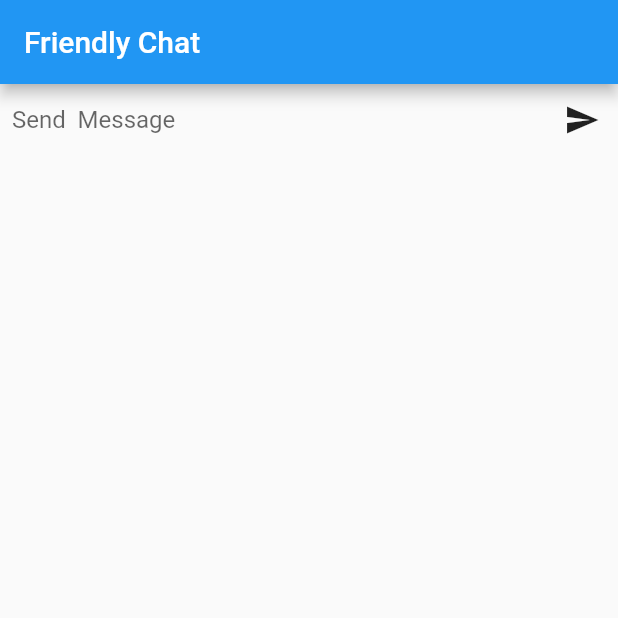
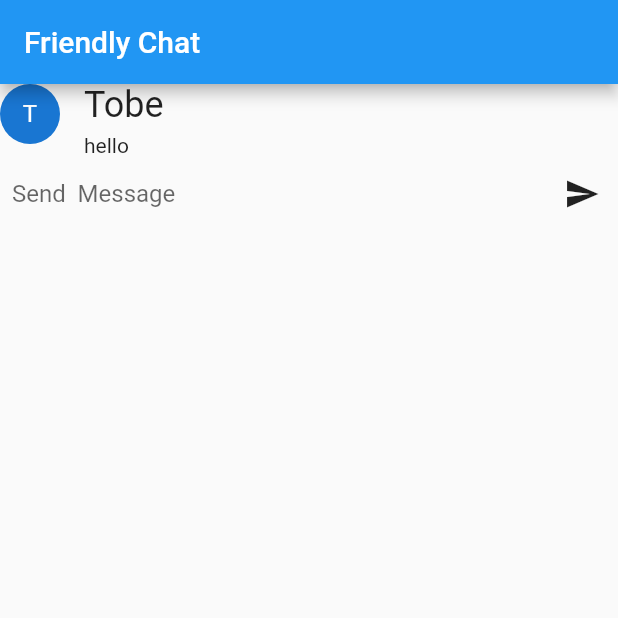
Before and after one commit to eloketobe/friendly_chat, a Flutter app: the screen it shows after launch, on a phone screen of 412 x 824 dp, the top half of it. Run offline on Flutter 3.47's test engine with Material 2 defaults, Android fonts, the phone set to English and light mode, and no system bars.

Commit message:
add chat message widget

```diff
--- a/lib/main.dart
+++ b/lib/main.dart
@@ -1,8 +1,11 @@
+import 'package:flutter/cupertino.dart';
 import 'package:flutter/material.dart';
 
 void main() {
   runApp(MyApp());
 }
+
+String _name = 'Tobe';
 
 class MyApp extends StatelessWidget {
   @override
@@ -42,12 +45,47 @@ class _ChatScreenState extends State<ChatScreen> {
       appBar: AppBar(
         title: Text('Friendly Chat'),
       ),
-      body: Row(
+      body: Column(
         children: [
-          Expanded(child: _buildTextComposer()),
-          IconButton(onPressed: () {}, icon: Icon(Icons.send))
+          ChatMessage('hello'),
+          Row(
+            children: [
+              Expanded(child: _buildTextComposer()),
+              IconButton(onPressed: () {}, icon: Icon(Icons.send))
+            ],
+          ),
         ],
       ),
     );
   }
 }
+
+class ChatMessage extends StatelessWidget {
+  ChatMessage(this.text);
+  final String text;
+  @override
+  Widget build(BuildContext context) {
+    return Container(
+        child: Row(
+      crossAxisAlignment: CrossAxisAlignment.start,
+      children: [
+        Container(
+          margin: EdgeInsets.only(right: 16),
+          child: CircleAvatar(
+            child: Text(_name[0].toUpperCase()),
+          ),
+        ),
+        Column(
+          crossAxisAlignment: CrossAxisAlignment.start,
+          children: [
+            Text(
+              _name,
+              style: Theme.of(context).textTheme.headline5,
+            ),
+            Container(margin: EdgeInsets.only(top: 5), child: Text(text))
+          ],
+        )
+      ],
+    ));
+  }
+}
```
